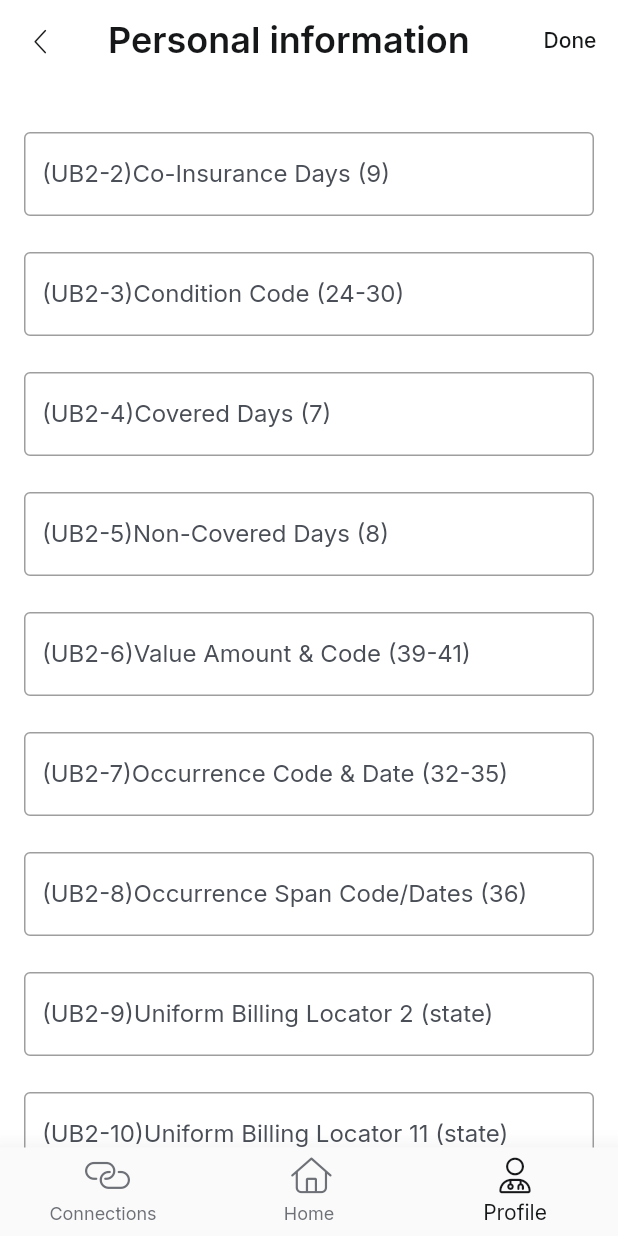
After one commit to wisdomspine/final-year-project-phr, a Flutter app: the AddProfileRecordScreen screen opened by its route, on a phone screen of 412 x 824 dp. The commit adds this screen. Run offline on Flutter 3.47's test engine with Material 2 defaults, Android fonts, the phone set to English and light mode, and no system bars; drawn by our look-alikes of flutter_form_builder; our stand-ins replace flutter_svg, get, google_fonts.

Commit message:
feat: form views"

```diff
--- a/lib/modules/profile/screens/add_profile_record_screen.dart
+++ b/lib/modules/profile/screens/add_profile_record_screen.dart
@@ -1,10 +1,63 @@
 import 'package:flutter/material.dart';
+import 'package:flutter_form_builder/flutter_form_builder.dart';
+import 'package:get/get.dart';
+import 'package:phr/theme/phr_theme_constants.dart';
+import 'package:phr/widgets/widgets.dart';
 
 class AddProfileRecordScreen extends StatelessWidget {
   const AddProfileRecordScreen({super.key});
 
   @override
   Widget build(BuildContext context) {
-    return const Scaffold();
+    final formState = GlobalKey<FormBuilderState>();
+    return Scaffold(
+      bottomNavigationBar: PHRBottomNavigationBar(
+        selected: PHRBottomNavigationItem.profile,
+        onTap: (tapped) {
+          if (tapped != PHRBottomNavigationItem.profile) {
+            PHRBottomNavigationBar.defaultOnTap!(tapped);
+          }
+        },
+      ),
+      appBar: AppBar(
+        leading: const PHRNavigateBackButton(),
+        title: Text(
+          "Personal information",
+          style: context.textTheme.headlineMedium,
+          overflow: TextOverflow.ellipsis,
+        ),
+        actions: [
+          TextButton(
+            onPressed: () {},
+            child: const Text(
+              "Done",
+              style: TextStyle(height: 1),
+            ),
+          ),
+        ],
+      ),
+      body: SafeArea(
+        child: SingleChildScrollView(
+          padding: const EdgeInsets.symmetric(
+            horizontal: PHRThemeConstants.mediumPadding,
+            vertical: PHRThemeConstants.mediumPadding * 2,
+          ),
+          child: PHRSegmentForm(
+            state: formState,
+            fields: PHRSegmentForm.mockFields,
+            onWillPop: () {
+              return Get.dialog(
+                const PHRAlertDialog(
+                  content:
+                      "Are you sure you want to leave? All your changes will be lost.",
+                  primary: "Cancel",
+                  secondary: "Confirm",
+                ),
+              ).then((action) => action == PHRAlertDialogAction.secondary);
+            },
+          ),
+        ),
+      ),
+    );
   }
 }
--- a/lib/modules/profile/screens/profile_record_type_screen.dart
+++ b/lib/modules/profile/screens/profile_record_type_screen.dart
@@ -20,7 +20,7 @@ class ProfileRecordTypeScreen extends StatelessWidget {
               "No personal information found. Please provide basic details to create your health record.",
           buttonText: "Add Copy",
           onTap: () {
-            // TODO: Navigate to add record screen
+            Get.toNamed(Routes.addProfileRecord);
           },
         ),
       ),
@@ -44,7 +44,9 @@ class ProfileRecordTypeScreen extends StatelessWidget {
         ),
         actions: [
           PHRAddRecordIconButton(
-            onPressed: () {},
+            onPressed: () {
+              Get.toNamed(Routes.addProfileRecord);
+            },
           ),
         ],
       ),
--- a/lib/theme/phr_theme_data.dart
+++ b/lib/theme/phr_theme_data.dart
@@ -64,6 +64,20 @@ class PHRThemeData {
         ),
         alignment: Alignment.center,
       ),
+      inputDecorationTheme: defaultData.inputDecorationTheme.copyWith(
+        labelStyle: const TextStyle(
+          color: PHRThemeConstants.bodySmallColor,
+          fontWeight: FontWeight.normal,
+        ),
+        floatingLabelStyle: const TextStyle(
+          color: PHRThemeConstants.bodyMediumColor,
+          fontWeight: FontWeight.w600,
+        ),
+        hintStyle: const TextStyle(
+          color: PHRThemeConstants.bodySmallColor,
+          fontWeight: FontWeight.normal,
+        ),
+      ),
     );
   }
 
--- /dev/null
+++ b/lib/widgets/phr_segment_form.dart
@@ -0,0 +1,135 @@
+import 'package:flutter/material.dart';
+import 'package:flutter_form_builder/flutter_form_builder.dart';
+import 'package:get/get.dart';
+import 'package:phr/utils/space_widgets.dart';
+
+class PHRSegmentFormField {
+  final String name;
+  final String description;
+
+  PHRSegmentFormField({
+    required this.name,
+    required this.description,
+  });
+}
+
+class PHRSegmentForm extends StatelessWidget {
+  final GlobalKey<FormBuilderState> state;
+  final List<PHRSegmentFormField> fields;
+  final Future<bool> Function()? onWillPop;
+  const PHRSegmentForm({
+    super.key,
+    required this.state,
+    this.fields = const [],
+    this.onWillPop,
+  });
+
+  @override
+  Widget build(BuildContext context) {
+    return FormBuilder(
+      key: state,
+      onWillPop: onWillPop,
+      child: Column(
+        crossAxisAlignment: CrossAxisAlignment.stretch,
+        mainAxisSize: MainAxisSize.min,
+        children: spaceWidgets(
+          fields
+              .map(
+                (field) => FormBuilderTextField(
+                  name: field.name,
+                  decoration: InputDecoration(
+                    labelText: "(${field.name})${field.description}",
+                    hintText: field.description,
+                    border: const OutlineInputBorder(),
+                  ),
+                  textInputAction: TextInputAction.next,
+                  style: TextStyle(
+                    fontWeight: FontWeight.normal,
+                    color: context.theme.primaryColor,
+                  ),
+                ),
+              )
+              .toList(),
+          const SizedBox(
+            height: 24,
+          ),
+        ),
+      ),
+    );
+  }
+
+  static List<PHRSegmentFormField> mockFields = [
+    PHRSegmentFormField(
+      name: "UB2-2",
+      description: "Co-Insurance Days (9)",
+    ),
+    PHRSegmentFormField(
+      name: "UB2-3",
+      description: "Condition Code (24-30)",
+    ),
+    PHRSegmentFormField(
+      name: "UB2-4",
+      description: "Covered Days (7)",
+    ),
+    PHRSegmentFormField(
+      name: "UB2-5",
+      description: "Non-Covered Days (8)",
+    ),
+    PHRSegmentFormField(
+      name: "UB2-6",
+      description: "Value Amount & Code (39-41)",
+    ),
+    PHRSegmentFormField(
+      name: "UB2-7",
+      description: "Occurrence Code & Date (32-35)",
+    ),
+    PHRSegmentFormField(
+      name: "UB2-8",
+      description: "Occurrence Span Code/Dates (36)",
+    ),
+    PHRSegmentFormField(
+      name: "UB2-9",
+      description: "Uniform Billing Locator 2 (state)",
+    ),
+    PHRSegmentFormField(
+      name: "UB2-10",
+      description: "Uniform Billing Locator 11 (state)",
+    ),
+    PHRSegmentFormField(
+      name: "UB2-11",
+      description: "Uniform Billing Locator 31 (national)",
+    ),
+    PHRSegmentFormField(
+      name: "UB2-11",
+      description: "Uniform Billing Locator 31 (national)",
+    ),
+    PHRSegmentFormField(
+      name: "UB2-12" "UB2-12",
+      description: "Document Control Number",
+    ),
+    PHRSegmentFormField(
+      name: "UB2-13",
+      description: "Uniform Billing Locator 49 (national)",
+    ),
+    PHRSegmentFormField(
+      name: "UB2-14",
+      description: "Uniform Billing Locator 56 (state)",
+    ),
+    PHRSegmentFormField(
+      name: "UB2-14",
+      description: "Uniform Billing Locator 56 (state)",
+    ),
+    PHRSegmentFormField(
+      name: "UB2-15",
+      description: "Uniform Billing Locator 57 (sational)",
+    ),
+    PHRSegmentFormField(
+      name: "UB2-16",
+      description: "Uniform Billing Locator 78 (state)",
+    ),
+    PHRSegmentFormField(
+      name: "UB2-17",
+      description: "Special Visit Count",
+    ),
+  ];
+}
--- a/lib/widgets/widgets.dart
+++ b/lib/widgets/widgets.dart
@@ -12,3 +12,4 @@ export './phr_recent_record_list_tile.dart';
 export './phr_segment_list_tile.dart';
 export './phr_record_bottom_sheet.dart';
 export './phr_alert_dialog.dart';
+export './phr_segment_form.dart';
--- a/pubspec.yaml
+++ b/pubspec.yaml
@@ -37,7 +37,7 @@ dependencies:
   get: ^4.6.5
   google_fonts: ^4.0.3
   flutter_svg: ^2.0.5
-  intl: ^0.18.1
+  flutter_form_builder: ^7.7.0
 
 dev_dependencies:
   flutter_test:
```
Also changed, not shown: pubspec.lock.
